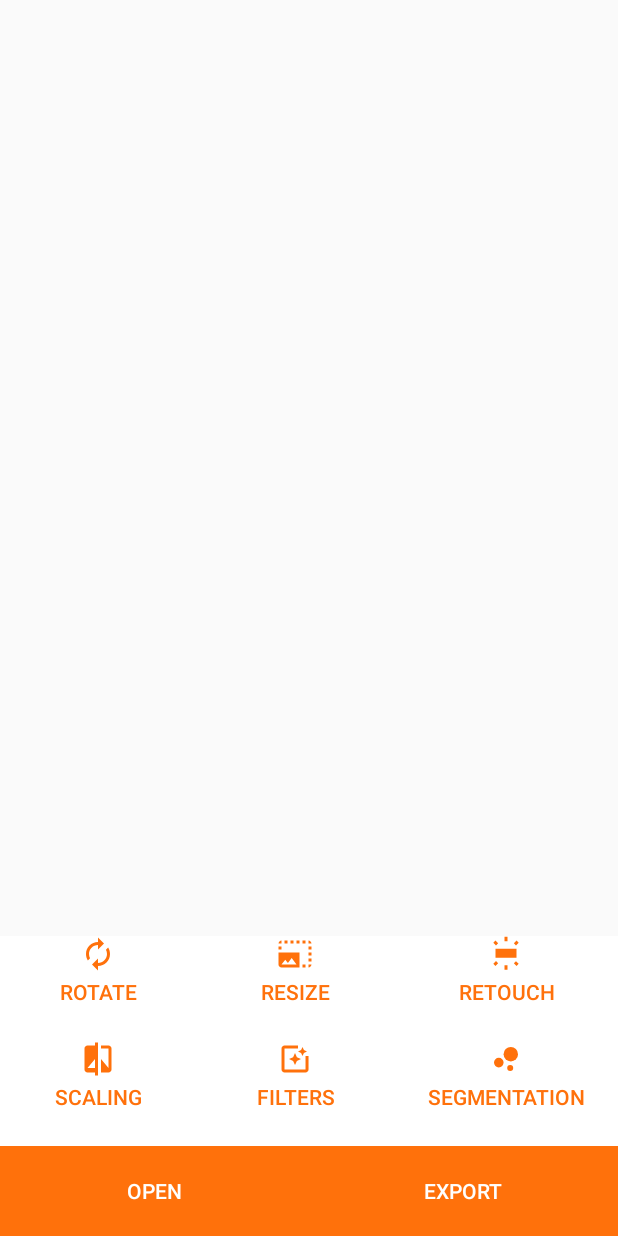
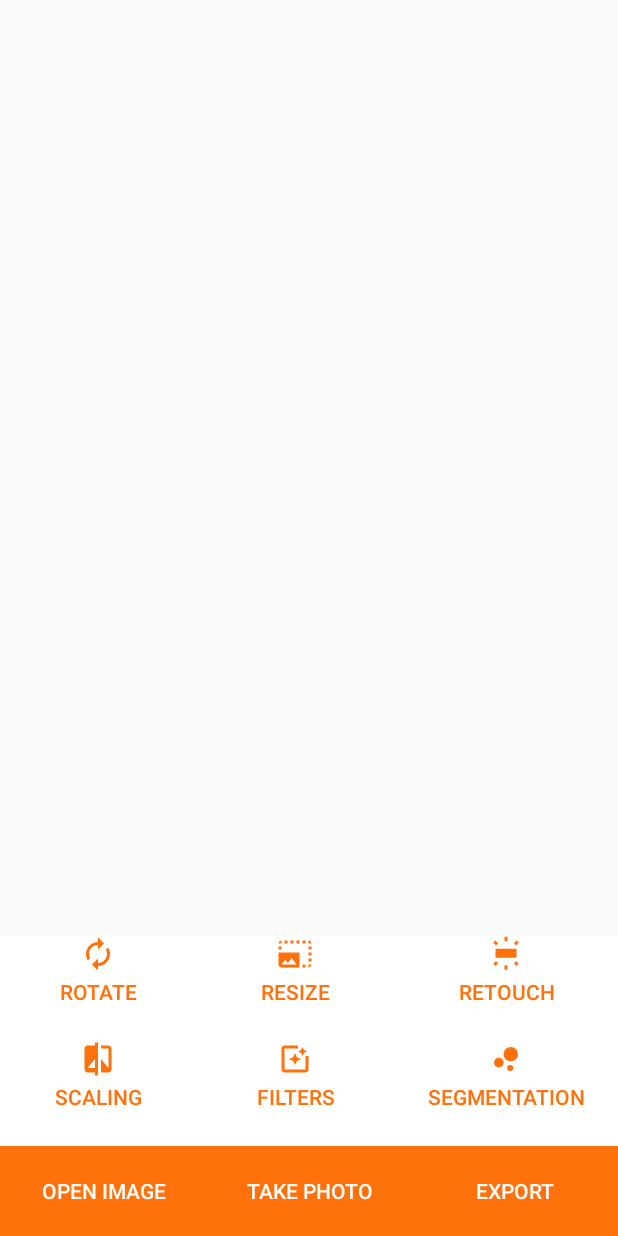
Before and after one commit to Arvatel/PhotoEditor, an Android app: the PhotoEditorFragment screen opened through its navigation route, on a phone screen of 412 x 824 dp. Run offline under Robolectric (Android 15) with nearby library versions, the phone set to English and light mode, and no system bars; 1 statement that could not run was skipped.

Commit message:
added open/take photo on PhotoEditor screen

```diff
--- a/app/src/main/res/layout/fragment_photo_editor.xml
+++ b/app/src/main/res/layout/fragment_photo_editor.xml
@@ -15,11 +15,19 @@
         app:layout_constraintStart_toStartOf="parent">
 
         <Button
-            android:id="@+id/buttonOpen"
+            android:id="@+id/buttonOpenPhoto"
             android:layout_width="wrap_content"
             android:layout_height="match_parent"
             android:layout_weight="1"
-            android:text="OPEN"
+            android:text="Open image"
+            style="@style/ButtonsDark"/>
+
+        <Button
+            android:id="@+id/buttonTakePhoto"
+            android:layout_width="wrap_content"
+            android:layout_height="match_parent"
+            android:layout_weight="1"
+            android:text="Take photo"
             style="@style/ButtonsDark"/>
 
         <Button
```
Also changed, not shown: app/src/main/java/com/arvatel/photoeditor/PhotoEditorFragment.kt (+77 -0 lines).
